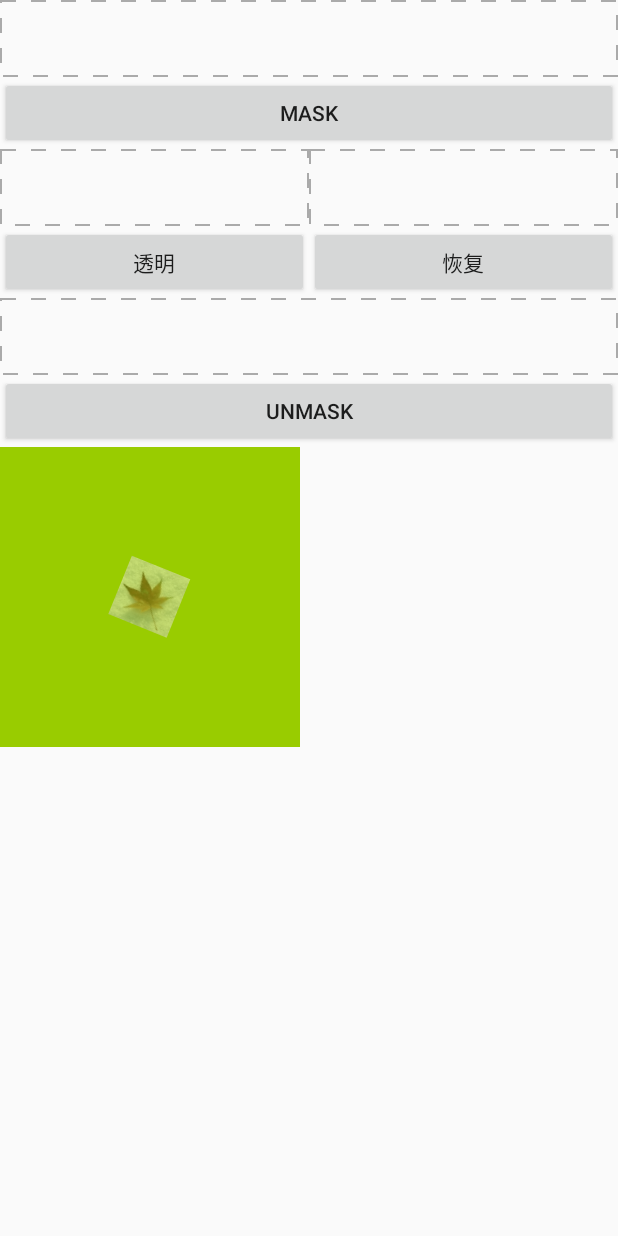
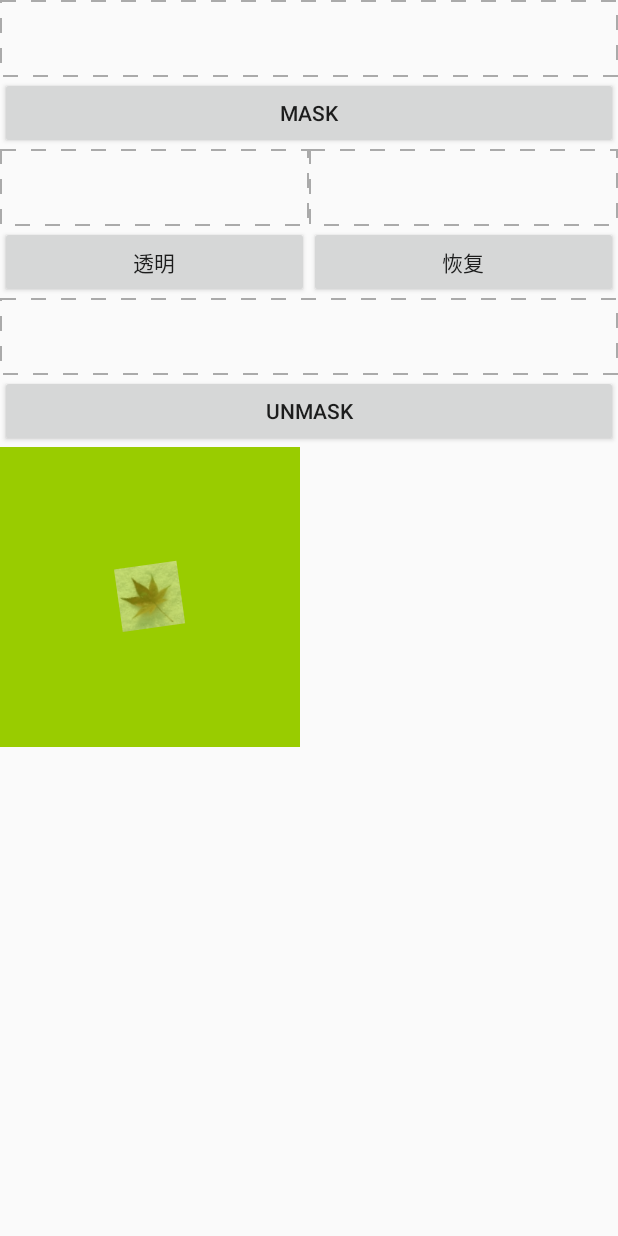
Before and after one commit to perpetual/AndroidDemo_AS, an Android app: the ViewDrawActivity screen opened directly, with no data from a screen before it, after a tap on "透明", on a phone screen of 412 x 824 dp. Run offline under Robolectric (Android 15) with nearby library versions, the light colour scheme and no system bars.

Commit message:
绘制clip

```diff
--- a/app/src/main/java/com/example/androiddemo/activity/ViewDrawActivity.java
+++ b/app/src/main/java/com/example/androiddemo/activity/ViewDrawActivity.java
@@ -60,11 +60,13 @@ public class ViewDrawActivity extends DemoSuperActivity {
 	@Override
 	protected void doLeftButtonClick() {
 		mClipView.setImageAlpha(0.5f);
+		mClipView.setClip(true);
 	}
 
 	@Override
 	protected void doRightButtonClick() {
 		mClipView.setImageAlpha(1.f);
+		mClipView.setClip(false);
 	}
 
 	@Override
--- a/app/src/main/java/com/example/androiddemo/view/MaskView.java
+++ b/app/src/main/java/com/example/androiddemo/view/MaskView.java
@@ -1,6 +1,4 @@
 package com.example.androiddemo.view;
-
-import java.util.Arrays;
 
 import android.content.Context;
 import android.graphics.Bitmap;
@@ -10,19 +8,18 @@ import android.graphics.ColorMatrix;
 import android.graphics.ColorMatrixColorFilter;
 import android.graphics.Matrix;
 import android.graphics.Paint;
-import android.graphics.PixelFormat;
 import android.graphics.Rect;
+import android.graphics.RectF;
 import android.graphics.Shader;
-import android.graphics.drawable.ColorDrawable;
 import android.graphics.drawable.Drawable;
-import android.graphics.drawable.GradientDrawable;
 import android.util.AttributeSet;
 import android.util.StateSet;
 import android.view.View;
 
-import com.example.androiddemo.R;
 import com.example.androiddemo.utils.AndroidDemoUtil;
 import com.example.androiddemo.utils.LogUtil;
+
+import java.util.Arrays;
 
 /**
  * <pre>
@@ -37,7 +34,7 @@ import com.example.androiddemo.utils.LogUtil;
  * </pre>
  */
 public class MaskView extends CustomView {
-	private static final String TAG = MaskView.class.getSimpleName();
+	private static final String TAG = "MaskView";
 	private Drawable mMaskDrawable = null;
 	private final Paint mBitmapPaint = new Paint();
 	private final Paint mMaskPaint = new Paint();
@@ -51,6 +48,8 @@ public class MaskView extends CustomView {
     private float mBitmapRotation = 0f;
     private Rect mBitmapRect = new Rect();
 	private final int[] PRESSED_STATE = View.PRESSED_ENABLED_STATE_SET;
+	private Rect mClipRect;
+	private RectF mRejectRect;
 
 	public MaskView(Context context, AttributeSet attrs) {
 		super(context, attrs);
@@ -103,9 +102,22 @@ public class MaskView extends CustomView {
 		invalidate();
 	}
 
+	public void setClip(boolean b) {
+		int offset = 45;
+		Rect rect = new Rect();
+		getLocalVisibleRect(rect);
+		if (b) {
+			mClipRect = new Rect(rect.centerX() - offset, rect.centerY() - offset, rect.centerX() + offset, rect.centerY() + offset);
+		} else {
+			mClipRect = null;
+		}
+		invalidate();
+	}
+
 	@Override
 	public void initData(Context context, AttributeSet attrs) {
 		super.initData(context, attrs);
+		mRejectRect = new RectF(0, 0, 30, 30);
 		LogUtil.d(TAG, "initData", mBitmapPaint);
 	}
 
@@ -141,6 +153,12 @@ public class MaskView extends CustomView {
 	protected void onDraw(Canvas canvas) {
 		super.onDraw(canvas);
 		canvas.save();
+		if (null != mClipRect) {
+			canvas.clipRect(mClipRect);
+		}
+		if (canvas.quickReject(mRejectRect, Canvas.EdgeType.BW)) {
+			mBitmapRotation *= 2;
+		}
 		if (null != mBitmap) {
 			if (mIsBitmapCenter) {
 				mBitmapRect.offsetTo((getWidth() - mBitmap.getWidth()) / 2, (getHeight() - mBitmap.getHeight()) / 2);
@@ -161,7 +179,7 @@ public class MaskView extends CustomView {
 			}
 		}
 		canvas.restore();
-		AndroidDemoUtil.sleep(600);
+		LogUtil.v(TAG, "onDraw");
 	}
 
 	@Override
```
